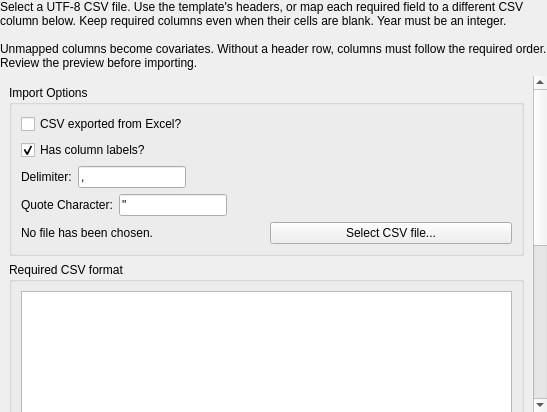
The window that src/rc_metastudio/forms/csv_import_page.ui (AliSalman-et-al/rc-metastudio) describes before a commit, drawn with Qt 5.
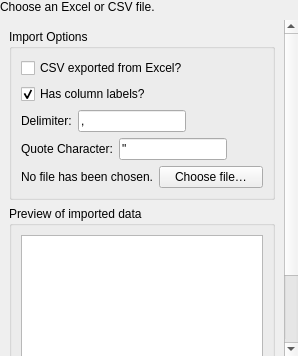
The same window after the commit. Icons and pictures are not drawn.

Commit message: Lead imports with preview and make metric choices consistent

Diff of the .ui file:
```diff
--- a/src/rc_metastudio/forms/csv_import_page.ui
+++ b/src/rc_metastudio/forms/csv_import_page.ui
@@ -14,7 +14,7 @@
    <string>WizardPage</string>
   </property>
   <property name="title">
-   <string>Choose CSV File</string>
+   <string>Import data</string>
   </property>
   <layout class="QVBoxLayout" name="workflowPageLayout">
    <property name="leftMargin"><number>0</number></property>
@@ -24,9 +24,7 @@
    <item>
         <widget class="QLabel" name="instructions">
      <property name="text">
-      <string>Select a UTF-8 CSV file. Use the template's headers, or map each required field to a different CSV column below. Keep required columns even when their cells are blank. Year must be an integer.
-
-Unmapped columns become covariates. Without a header row, columns must follow the required order. Review the preview before importing.</string>
+      <string>Choose an Excel or CSV file.</string>
      </property>
      <property name="wordWrap">
       <bool>true</bool>
@@ -169,7 +167,7 @@
         <item>
          <widget class="QPushButton" name="select_file_btn">
           <property name="text">
-           <string>Select CSV file...</string>
+           <string>Choose file…</string>
           </property>
           <property name="icon">
            <iconset resource="../images/icons.qrc">
@@ -182,25 +180,6 @@
      </layout>
     </widget>
    </item>
-   <item>
-    <widget class="QGroupBox" name="groupBox_2">
-     <property name="title">
-      <string>Required CSV format</string>
-     </property>
-     <layout class="QHBoxLayout" name="horizontalLayout_4">
-      <item>
-       <widget class="QTableWidget" name="required_fmt_table">
-        <property name="sizePolicy">
-         <sizepolicy hsizetype="Minimum" vsizetype="MinimumExpanding">
-          <horstretch>0</horstretch>
-          <verstretch>0</verstretch>
-         </sizepolicy>
-        </property>
-       </widget>
-      </item>
-     </layout>
-    </widget>
-   </item>
    <item>
     <widget class="QGroupBox" name="preview_grp_box">
      <property name="title">
```
Left out of the diff: 7 changed lines with no effect on the pictures. The commit also changes 26 other files.
